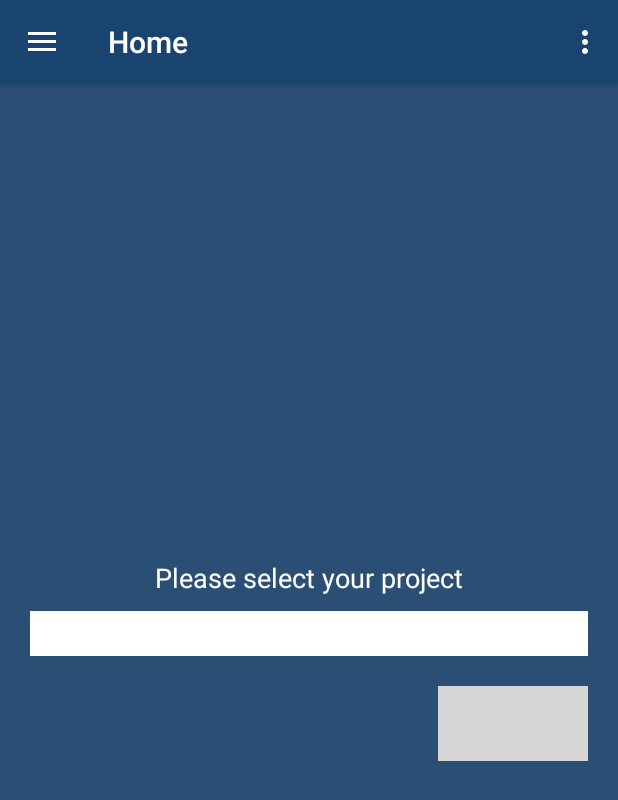
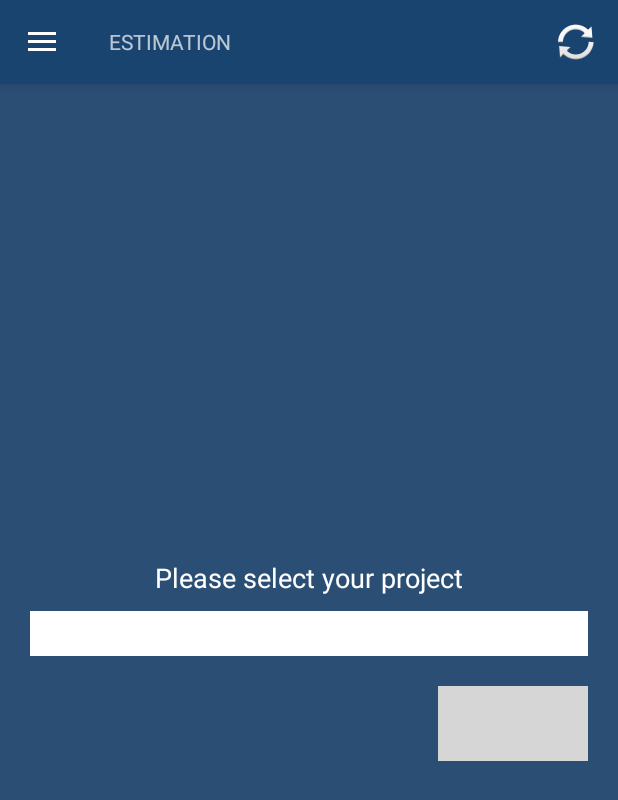
Before and after one commit to poojagaonkar/AWRCTEST, an Android app: the HomeActivity screen opened directly, with no data from a screen before it, after a tap on "Change Project", on a phone screen of 412 x 824 dp. Shown: the top 800 px of the screen. Run offline under Robolectric (Android 15) with nearby library versions, the phone set to English and light mode, and no system bars; libraries missing offline, so code that uses them is left out: com.sun.jersey; 2 statements that could not run were skipped; 3 other taps on this screen came first; grey boxes are pictures that could not be loaded.

Commit message:
Added refresh

```diff
--- a/AWEstimates/app/src/main/java/adweb/com/awteamestimates/Utilities/AppConstants.java
+++ b/AWEstimates/app/src/main/java/adweb/com/awteamestimates/Utilities/AppConstants.java
@@ -1,5 +1,6 @@
 package adweb.com.awteamestimates.Utilities;
 
+import java.util.ArrayList;
 import java.util.HashMap;
 import java.util.Iterator;
 import java.util.List;
@@ -21,4 +22,5 @@ public class AppConstants {
     public static Iterator<CurrentEstimatedIssue> CurrentIssueDetails;
     public static List<MoreDetailModel> CurrentProjectDetailList;
     public static HashMap<String, String> CurrentProjectDetailMap;
+    public static ArrayList ProjectTitles;
 }
--- a/AWEstimates/app/src/main/res/layout/app_bar_home.xml
+++ b/AWEstimates/app/src/main/res/layout/app_bar_home.xml
@@ -11,12 +11,23 @@
         android:layout_height="wrap_content"
         android:theme="@style/AppTheme.AppBarOverlay">
 
+
+
         <android.support.v7.widget.Toolbar
             android:id="@+id/toolbar"
             android:layout_width="match_parent"
             android:layout_height="?attr/actionBarSize"
             android:background="?attr/colorPrimary"
-            app:popupTheme="@style/AppTheme.PopupOverlay" />
+            app:popupTheme="@style/AppTheme.PopupOverlay"
+            >
+
+            <TextView
+                android:layout_width="wrap_content"
+                android:layout_height="wrap_content"
+                android:text="@string/app_name"
+                android:gravity="center"
+                android:id="@+id/txtToolbarTitle"/>
+        </android.support.v7.widget.Toolbar>
 
     </android.support.design.widget.AppBarLayout>
 
--- a/AWEstimates/app/src/main/res/menu/home.xml
+++ b/AWEstimates/app/src/main/res/menu/home.xml
@@ -3,7 +3,8 @@
     xmlns:app="http://schemas.android.com/apk/res-auto">
     <item
         android:id="@+id/action_refresh"
+        android:icon="@android:drawable/ic_popup_sync"
         android:orderInCategory="100"
-        android:title="@string/action_settings"
-        app:showAsAction="never" />
+        android:title="Refresh"
+        app:showAsAction="always" />
 </menu>
```
Also changed, not shown: AWEstimates/app/src/main/java/adweb/com/awteamestimates/Fragments/ProjectEstimatationFragment.java (+12 -1 lines), AWEstimates/app/src/main/java/adweb/com/awteamestimates/Fragments/SelectProjectFragment.java (+21 -17 lines), AWEstimates/app/src/main/java/adweb/com/awteamestimates/HomeActivity.java (+61 -5 lines), AWEstimates/app/src/main/java/adweb/com/awteamestimates/Utilities/DialogHelper.java (+10 -0 lines).
